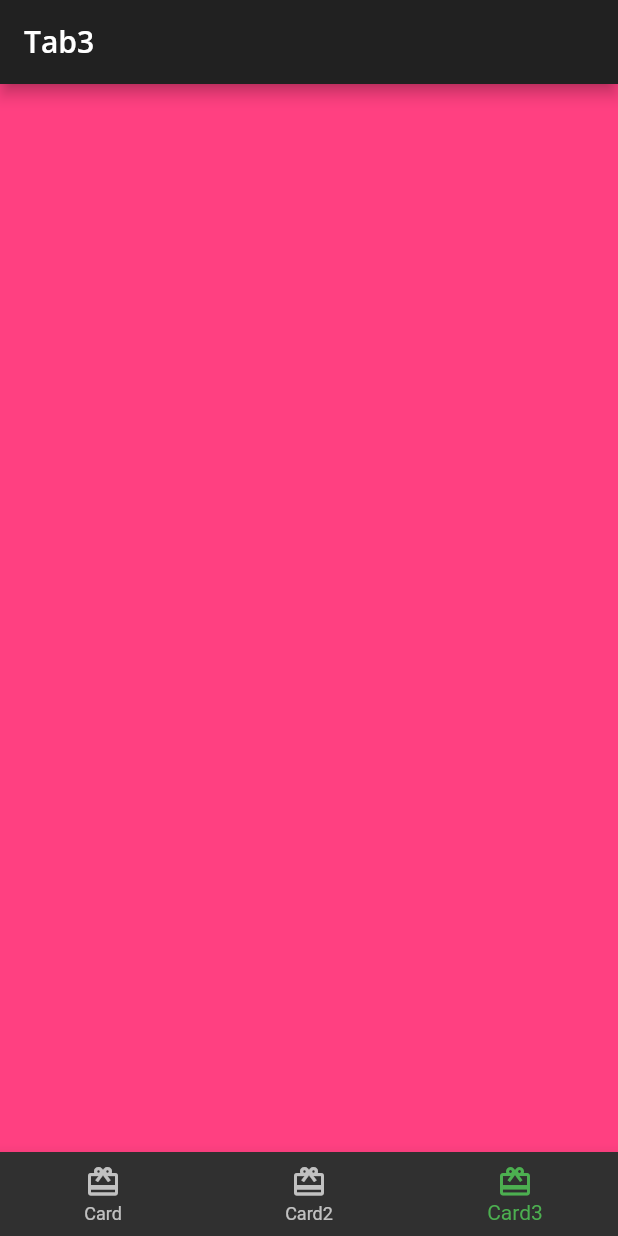
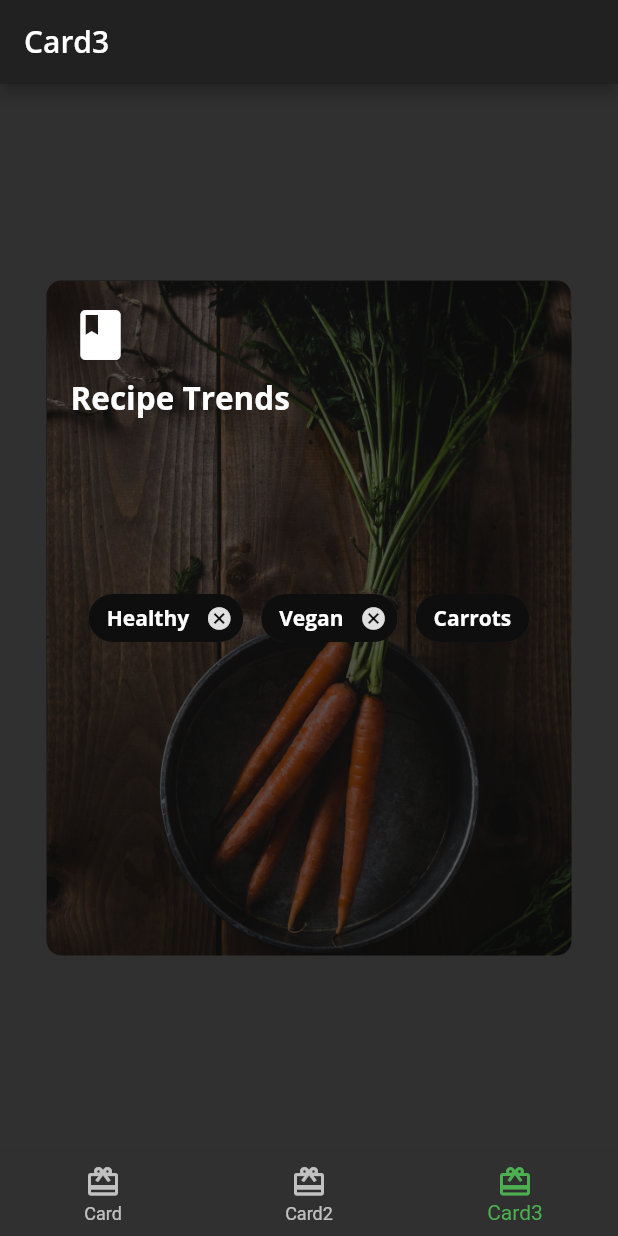
Before and after one commit to davidaodejobi/Flutter-Apprentice-Study, a Flutter app: the screen it shows after launch, item 3 of the bottom bar chosen, on a phone screen of 412 x 824 dp. Run offline on Flutter 3.47's test engine with Material 2 defaults, Android fonts, the light colour scheme and no system bars; our stand-ins replace google_fonts.

Commit message:
third bottomNavBar added => semi-transparent with container, wrap and chip widget

```diff
--- /dev/null
+++ b/fooderlich/lib/card3.dart
@@ -0,0 +1,90 @@
+import 'package:flutter/material.dart';
+import 'fooderlich_theme.dart';
+
+class Card3 extends StatelessWidget {
+  const Card3({Key? key}) : super(key: key);
+  @override
+  Widget build(BuildContext context) {
+    return Center(
+      child: Container(
+        constraints: const BoxConstraints.expand(
+          width: 350,
+          height: 450,
+        ),
+        decoration: const BoxDecoration(
+          image: DecorationImage(
+            image: AssetImage('assets/mag2.png'),
+            fit: BoxFit.cover,
+          ),
+          borderRadius: BorderRadius.all(Radius.circular(10.0)),
+        ),
+        child: Stack(
+          children: [
+            Container(
+              decoration: BoxDecoration(
+                color: Colors.black.withOpacity(0.6),
+                //1. You add a container with a color overlay with a 60% semi-transparent
+                // background to make the image appear darker.
+                // 2. This gives the appearance of rounded image corners.
+                borderRadius: const BorderRadius.all(Radius.circular(10.0)),
+              ),
+            ),
+            Container(
+              padding: const EdgeInsets.all(16),
+              child: Column(
+                crossAxisAlignment: CrossAxisAlignment.start,
+                children: [
+                  const Icon(
+                    Icons.book,
+                    color: Colors.white,
+                    size: 40,
+                  ),
+                  const SizedBox(height: 8),
+                  Text(
+                    'Recipe Trends',
+                    style: FooderlichTheme.darkTextTheme.headline2,
+                  ),
+                  const SizedBox(height: 30),
+                ],
+              ),
+            ),
+            Center(
+              child: Wrap(
+                //Wrap is a layout widget that attempts to lay out each of its children adjacent to
+                // the previous children. If there’s not enough space, it wraps to the next line
+                alignment: WrapAlignment.start,
+                //Place the children as close to the left, i.e. the start, as possible.
+                spacing: 12,
+                children: [
+                  Chip(
+                    // A Chip widget is a display element that displays text and image avatars,
+                    // and also performs user actions such as tap and delete.
+                    label: Text('Healthy',
+                        style: FooderlichTheme.darkTextTheme.bodyText1),
+                    backgroundColor: Colors.black.withOpacity(0.7),
+                    onDeleted: () {
+                      print('delete');
+                    },
+                  ),
+                  Chip(
+                    label: Text('Vegan',
+                        style: FooderlichTheme.darkTextTheme.bodyText1),
+                    backgroundColor: Colors.black.withOpacity(0.7),
+                    onDeleted: () {
+                      print('delete');
+                    },
+                  ),
+                  Chip(
+                    label: Text('Carrots',
+                        style: FooderlichTheme.darkTextTheme.bodyText1),
+                    backgroundColor: Colors.black.withOpacity(0.7),
+                  ),
+                ],
+              ),
+            ),
+          ],
+        ),
+      ),
+    );
+  }
+}
--- a/fooderlich/lib/home.dart
+++ b/fooderlich/lib/home.dart
@@ -1,7 +1,8 @@
 import 'package:flutter/material.dart';
 
+import 'card2.dart';
+import 'card3.dart';
 import 'card1.dart';
-import 'card2.dart';
 
 // 1
 class Home extends StatefulWidget {
@@ -16,12 +17,10 @@ class _HomeState extends State<Home> {
   final List<Widget> _pages = [
     const Card1(),
     const Card2(),
-    Container(
-      color: Colors.pinkAccent,
-    ),
+    const Card3(),
   ];
 
-  final List<String> _appbarTitles = ['Tab1', 'Tab2', 'Tab3'];
+  final List<String> _appbarTitles = ['Card1', 'Card2', 'Card3'];
 
   void _onItemTapped(int index) {
     setState(() {
@@ -35,19 +34,14 @@ class _HomeState extends State<Home> {
       appBar: AppBar(
         title: Text(
           _appbarTitles[_selectedPage],
-// 2
           style: Theme.of(context).textTheme.headline6,
         ),
       ),
-// TODO: Show selected tab
       body: _pages[_selectedPage],
-// 4
       bottomNavigationBar: BottomNavigationBar(
         onTap: _onItemTapped,
         currentIndex: _selectedPage,
         selectedItemColor: Theme.of(context).textSelectionTheme.selectionColor,
-// TODO: Set selected tab bar
-// 6
         items: const <BottomNavigationBarItem>[
           BottomNavigationBarItem(
             icon: Icon(Icons.card_giftcard),
```
